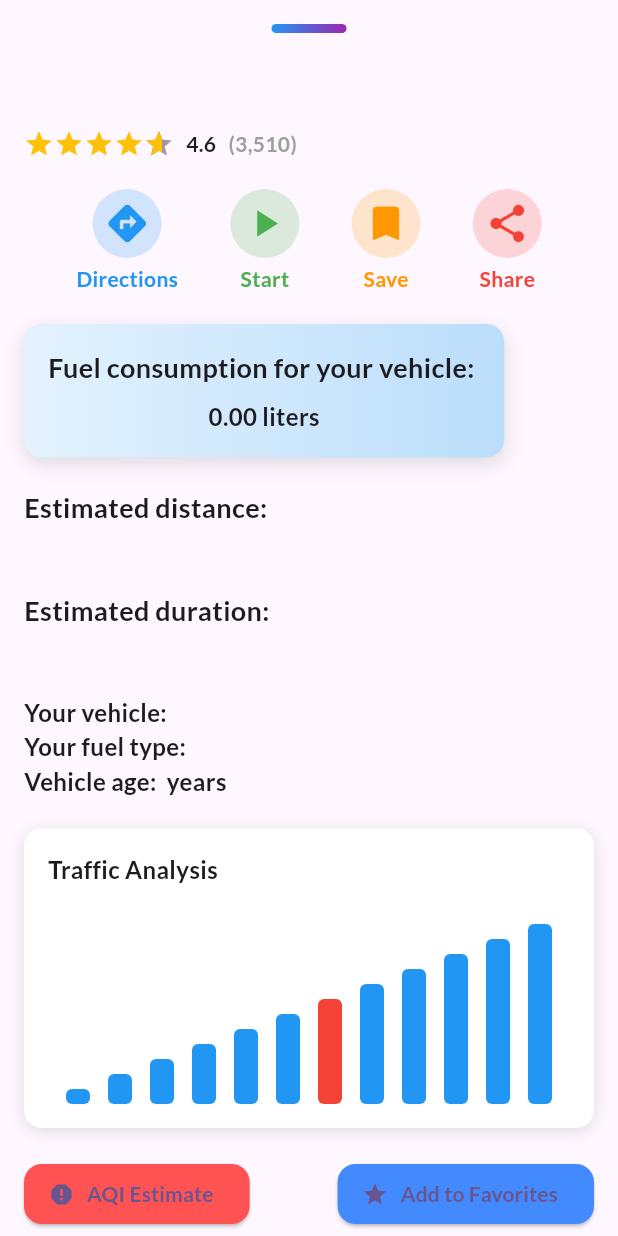
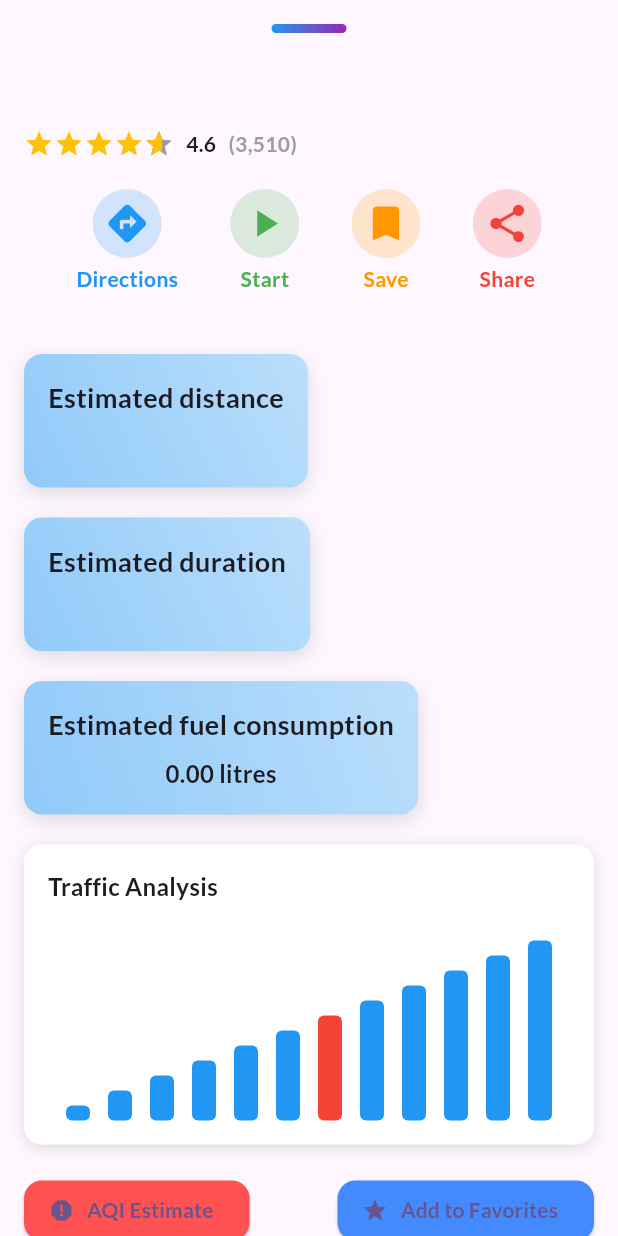
Before and after one commit to AbhishekRDJ/HackathonHub-, a Flutter app: the SlidingPanel2 widget shown alone on an empty page, opened directly with empty values, on a phone screen of 412 x 824 dp. Run offline on Flutter 3.47's test engine with Material 3 defaults, Android fonts, the phone set to English and light mode, and no system bars; drawn by our look-alikes of flutter_rating_bar; our stand-ins replace dropdown_button2, flutter_animate, flutter_svg, geocoding, geolocator, google_maps_flutter and 2 more.

Commit message:
some small changes

```diff
--- /dev/null
+++ b/routing_app/lib/widget/custom_container.dart
@@ -0,0 +1,45 @@
+import 'package:flutter/material.dart';
+
+class CustomContainer extends StatelessWidget {
+  final String data1;
+  final String data2;
+
+  const CustomContainer({super.key,
+  required this.data1,
+  required this.data2});
+
+  @override
+  Widget build(BuildContext context) {
+    return Container(
+      padding: const EdgeInsets.all(16),
+      decoration: BoxDecoration(
+        gradient: LinearGradient(
+          colors: [Colors.blue.shade100, Colors.blue.shade200],
+          begin: Alignment.topRight,end: Alignment.bottomLeft
+        ),
+        borderRadius: BorderRadius.circular(12),
+        boxShadow: [
+          BoxShadow(
+            color: Colors.black12,
+            blurRadius: 10,
+            offset: const Offset(0, 4),
+          ),
+        ],
+      ),
+      child: Column(
+        children: [
+          Text(
+            data1,
+            style: const TextStyle(
+                fontSize: 18, fontWeight: FontWeight.w500),
+          ),
+          const SizedBox(height: 8),
+          Text(
+           data2,
+            style: const TextStyle(fontSize: 16),
+          ),
+        ],
+      ),
+    );
+  }
+}
--- a/routing_app/lib/widget/sliding_panel2.dart
+++ b/routing_app/lib/widget/sliding_panel2.dart
@@ -1,5 +1,6 @@
 import 'package:flutter/material.dart';
 import 'package:flutter_rating_bar/flutter_rating_bar.dart';
+import 'package:routing_app/widget/custom_container.dart';
 
 class SlidingPanel2 extends StatefulWidget {
   final ScrollController controller;
@@ -111,63 +112,20 @@ class _SlidingPanel2State extends State<SlidingPanel2>
               ],
             ),
             const SizedBox(height: 20),
-            Container(
-              padding: const EdgeInsets.all(16),
-              decoration: BoxDecoration(
-                gradient: LinearGradient(
-                  colors: [Colors.blue.shade50, Colors.blue.shade100],
-                ),
-                borderRadius: BorderRadius.circular(12),
-                boxShadow: [
-                  BoxShadow(
-                    color: Colors.black12,
-                    blurRadius: 10,
-                    offset: const Offset(0, 4),
-                  ),
-                ],
-              ),
-              child: Column(
-                children: [
-                  Text(
-                    "Fuel consumption for your vehicle: ${widget.vehicleType}",
-                    style: const TextStyle(
-                        fontSize: 18, fontWeight: FontWeight.w500),
-                  ),
-                  const SizedBox(height: 8),
-                  Text(
-                    widget.vehicleType == "Cycle"
-                        ? "Cycles do not consume fuel."
-                        : "${widget.fuelConsumption.toStringAsFixed(2)} liters",
-                    style: const TextStyle(fontSize: 16),
-                  ),
-                ],
-              ),
-            ),
+
+
             const SizedBox(height: 20),
-            const Text(
-              "Estimated distance:",
-              style: TextStyle(fontSize: 18, fontWeight: FontWeight.bold),
-            ),
-            Text(
-              widget.dis,
-              style: const TextStyle(fontSize: 16, fontWeight: FontWeight.w400),
-            ),
+
+            CustomContainer(data1: "Estimated distance", data2: widget.dis),
+
             const SizedBox(height: 20),
-            const Text(
-              "Estimated duration:",
-              style: TextStyle(fontSize: 18, fontWeight: FontWeight.bold),
-            ),
-            Text(
-              widget.dur,
-              style: const TextStyle(fontSize: 16, fontWeight: FontWeight.w400),
-            ),
+
+            CustomContainer(data1: "Estimated duration", data2: widget.dur),
+
             const SizedBox(height: 20),
-            Text(
-              "Your vehicle: ${widget.vehicleType}\n"
-              "Your fuel type: ${widget.fuelType}\n"
-              "Vehicle age: ${widget.age} years",
-              style: const TextStyle(fontSize: 16),
-            ),
+
+            CustomContainer(data1: "Estimated fuel consumption", data2: "${widget.fuelConsumption.toStringAsFixed(2)} litres"),
+
             const SizedBox(height: 20),
             _buildBarChart(),
             const SizedBox(height: 20),
```
